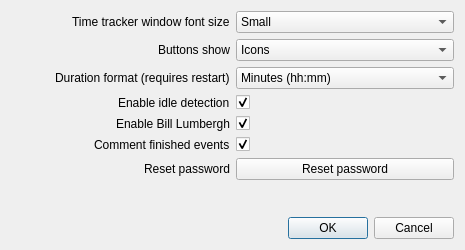
Before: the Qt Designer form Charm/Widgets/CharmPreferences.ui in KDAB/Charm, drawn with Qt 5.
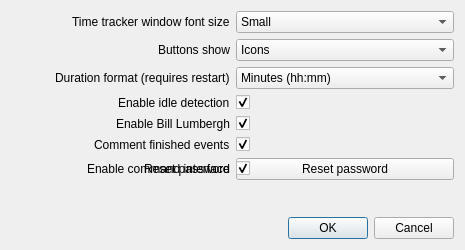
After: the same form once the commit is applied.

Commit message:
Command Interface
* Basic Interface:
    - Supports starting specific task and last active task.
    - Supports stopping specific active task or most recently activated
      task.
    - Receive recently used tasks with result offset and count limit.
    - Server pushes updates to clients so they can sync without polling
      constantly.

* TCP server glue added.
    Binds to 5323 by default, supports multiple clients.

* Local socket server glue added.
    Binds to /tmp/charm.sock on Unix, supports multiple clients.

* Added Charm preference for Command Interface

Patch:
```diff
--- a/Charm/Widgets/CharmPreferences.ui
+++ b/Charm/Widgets/CharmPreferences.ui
@@ -224,6 +224,32 @@
        </property>
       </widget>
      </item>
+     <item row="6" column="0" alignment="Qt::AlignRight">
+      <widget class="QLabel" name="lbCommandInterface">
+       <property name="sizePolicy">
+        <sizepolicy hsizetype="Preferred" vsizetype="MinimumExpanding">
+         <horstretch>0</horstretch>
+         <verstretch>0</verstretch>
+        </sizepolicy>
+       </property>
+       <property name="text">
+        <string>Enable command interface</string>
+       </property>
+       <property name="buddy">
+        <cstring>cbEnableCommandInterface</cstring>
+       </property>
+      </widget>
+     </item>
+     <item row="6" column="1">
+      <widget class="QCheckBox" name="cbEnableCommandInterface">
+       <property name="text">
+        <string/>
+       </property>
+       <property name="checked">
+        <bool>true</bool>
+       </property>
+      </widget>
+     </item>
     </layout>
    </item>
    <item>
```
The commit also changes 25 other files.
